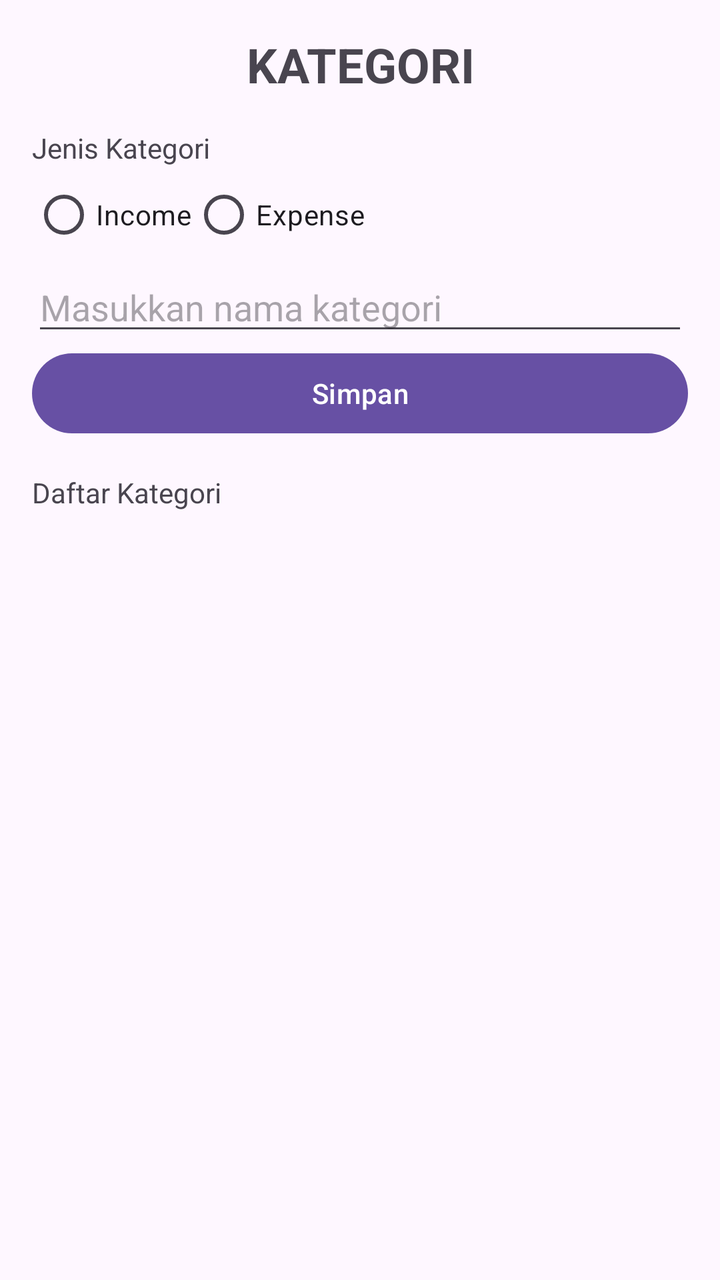
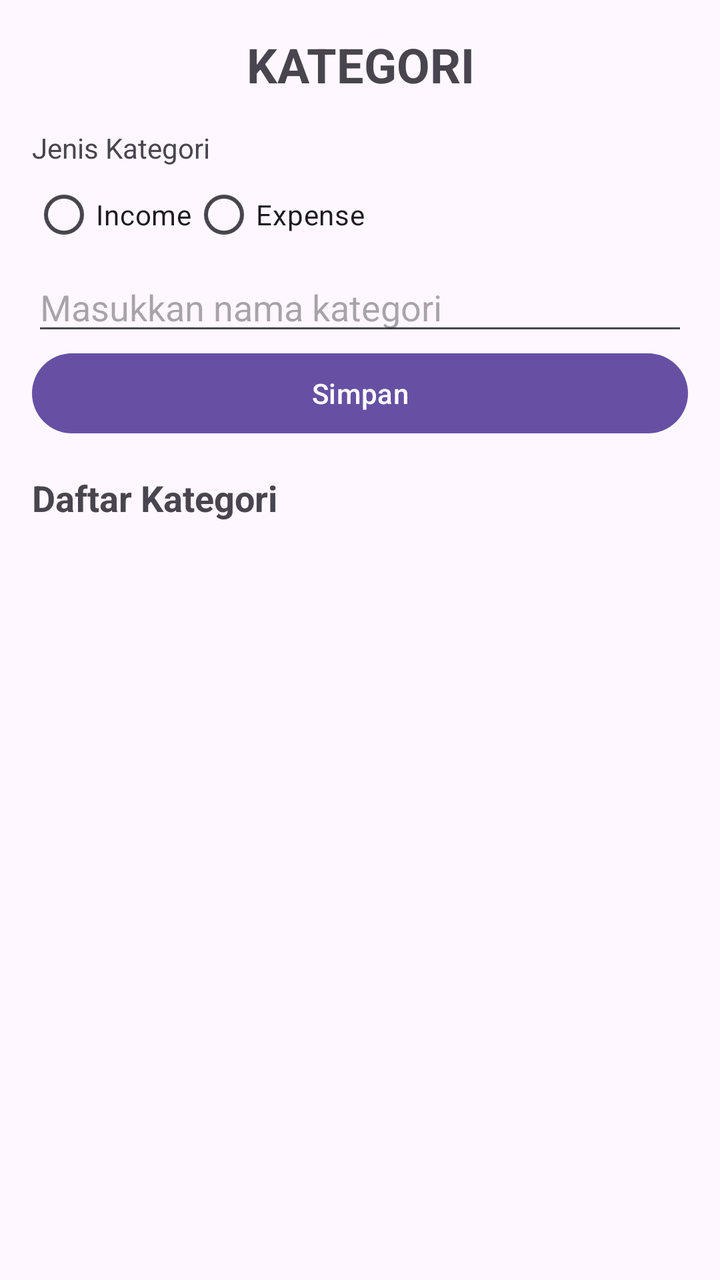

Before-and-after screenshots of an Android layout around one commit, followed by the original layout XML and the change that was made.
<!-- AndroidManifest.xml: application theme Theme.Dompetku -->
<!-- res/layout/fragment_kategori.xml -->
<?xml version="1.0" encoding="utf-8"?>
<LinearLayout xmlns:android="http://schemas.android.com/apk/res/android"
    xmlns:tools="http://schemas.android.com/tools"
    android:layout_width="match_parent"
    android:layout_height="match_parent"
    android:orientation="vertical"
    tools:context=".KategoriFragment"
    android:padding="16dp">

    <TextView
        android:layout_width="match_parent"
        android:layout_height="wrap_content"
        android:text="KATEGORI"
        android:textStyle="bold"
        android:textSize="24sp"
        android:layout_marginBottom="16dp"
        android:gravity="center"/>
    <TextView
        android:layout_width="match_parent"
        android:layout_height="wrap_content"
        android:text="Jenis Kategori"/>
    <RadioGroup
        android:layout_width="wrap_content"
        android:layout_height="wrap_content"
        android:id="@+id/rgJenis"
        android:orientation="horizontal">

        <RadioButton
            android:layout_width="wrap_content"
            android:layout_height="wrap_content"
            android:id="@+id/rbIncome"
            android:text="Income"/>

        <RadioButton
            android:layout_width="wrap_content"
            android:layout_height="wrap_content"
            android:id="@+id/rbExpense"
            android:text="Expense"/>

    </RadioGroup>
    <EditText
        android:layout_width="match_parent"
        android:layout_height="wrap_content"
        android:id="@+id/etNamaKategori"
        android:inputType="text"
        android:hint="Masukkan nama kategori"/>
    <Button
        android:layout_width="match_parent"
        android:layout_height="wrap_content"
        android:id="@+id/btnSimpanKategori"
        android:text="Simpan"/>

    <TextView
        android:layout_width="match_parent"
        android:layout_height="wrap_content"
        android:id="@+id/tvDaftarKategori"
        android:text="Daftar Kategori"
        android:layout_marginTop="16dp"/>

</LinearLayout>
<!-- resources referenced by this layout -->
<resources>
  <style name="Theme.Dompetku" parent="Base.Theme.Dompetku" />
  <style name="Base.Theme.Dompetku" parent="Theme.Material3.DayNight.NoActionBar">
          
          
      </style>
</resources>

<!-- the commit's change to res/layout/fragment_kategori.xml (unified diff, before → after) -->
@@ -55,6 +55,14 @@
         android:layout_height="wrap_content"
         android:id="@+id/tvDaftarKategori"
         android:text="Daftar Kategori"
-        android:layout_marginTop="16dp"/>
+        android:layout_marginTop="16dp"
+        android:textStyle="bold"
+        android:textSize="18sp"/>
+
+    <androidx.recyclerview.widget.RecyclerView
+        android:layout_width="match_parent"
+        android:layout_height="0dp"
+        android:id="@+id/rvKategori"
+        android:layout_weight="1"/>
 
 </LinearLayout>
